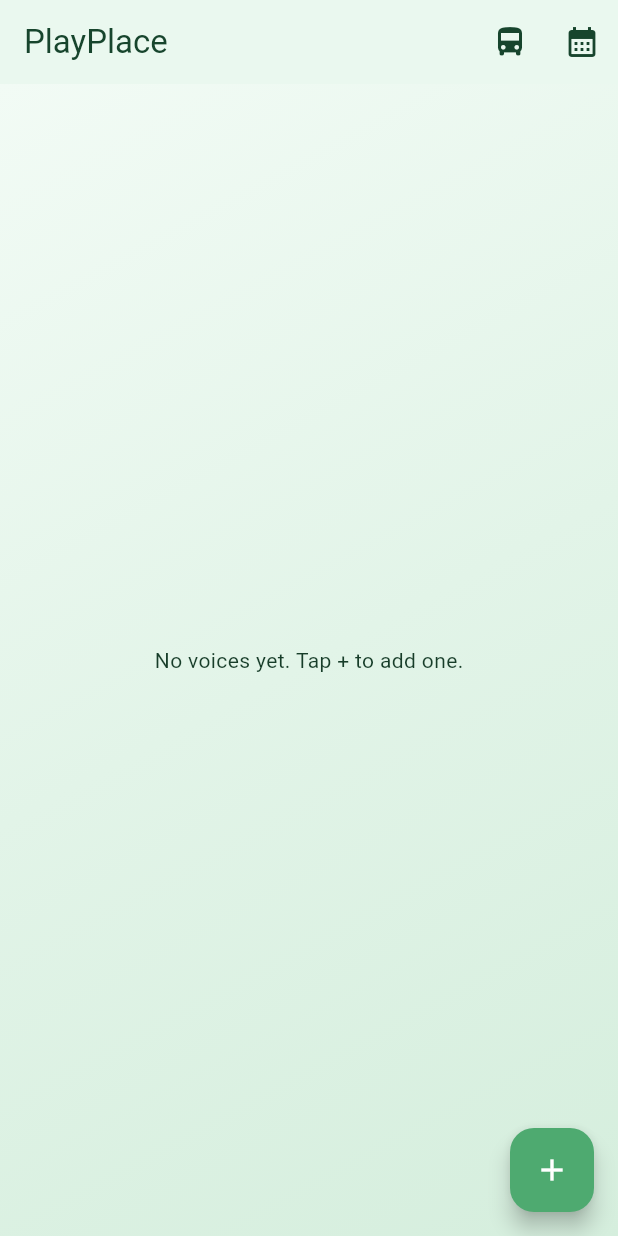
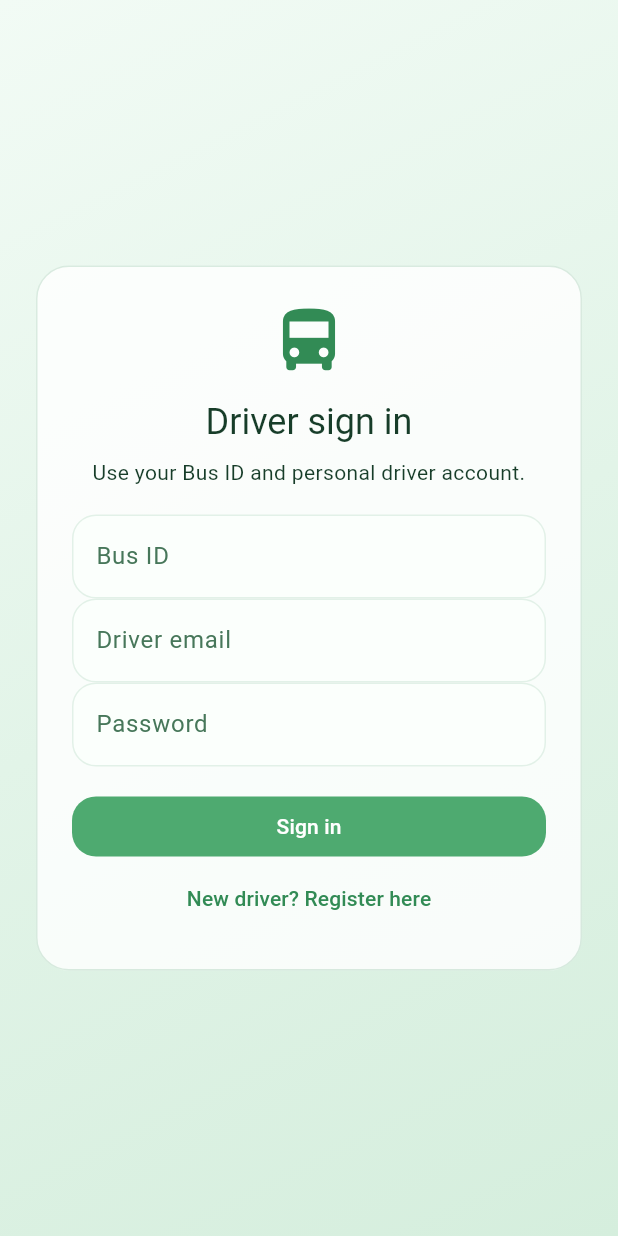
Before and after one commit to coder12e4/playplace, a Flutter app: the screen it shows after launch, on a phone screen of 412 x 824 dp. Run offline on Flutter 3.47's test engine with Material 3 defaults, Android fonts, the phone set to English and light mode, and no system bars; our stand-ins replace audioplayers, cloud_firestore, firebase_auth, firebase_core, firebase_storage, flutter_map and 5 more; missing offline and left inert: record; accounts and stored records are empty.

Commit message:
Add approved driver accounts and shared bus routes

```diff
--- /dev/null
+++ b/lib/driver_auth_gate.dart
@@ -0,0 +1,99 @@
+import 'package:cloud_firestore/cloud_firestore.dart';
+import 'package:firebase_auth/firebase_auth.dart';
+import 'package:flutter/material.dart';
+import 'main.dart';
+
+class DriverAuthGate extends StatelessWidget {
+  const DriverAuthGate({super.key});
+  @override
+  Widget build(BuildContext context) => StreamBuilder<User?>(
+    stream: FirebaseAuth.instance.authStateChanges(),
+    builder: (context, auth) {
+      if (auth.connectionState == ConnectionState.waiting) return const Scaffold(body: Center(child: CircularProgressIndicator()));
+      final user = auth.data;
+      if (user == null) return const DriverSignInPage();
+      return StreamBuilder<DocumentSnapshot<Map<String, dynamic>>>(
+        stream: FirebaseFirestore.instance.collection('driverProfiles').doc(user.uid).snapshots(),
+        builder: (context, profile) {
+          if (profile.connectionState == ConnectionState.waiting) return const Scaffold(body: Center(child: CircularProgressIndicator()));
+          final data = profile.data?.data();
+          if (data == null || data['status'] != 'approved') return _ApprovalPendingPage(status: data?['status']?.toString() ?? 'pending');
+          return const Home();
+        });
+    });
+}
+
+class DriverSignInPage extends StatefulWidget {
+  const DriverSignInPage({super.key});
+  @override State<DriverSignInPage> createState() => _DriverSignInPageState();
+}
+class _DriverSignInPageState extends State<DriverSignInPage> {
+  final bus = TextEditingController(), name = TextEditingController(), email = TextEditingController(), password = TextEditingController();
+  bool register = false, busy = false;
+  String? error;
+  @override void dispose() { bus.dispose(); name.dispose(); email.dispose(); password.dispose(); super.dispose(); }
+
+  Future<void> submit() async {
+    final busNumber = bus.text.trim(), mail = email.text.trim().toLowerCase(), pass = password.text;
+    if (busNumber.isEmpty || mail.isEmpty || pass.length < 6 || (register && name.text.trim().isEmpty)) {
+      setState(() => error = 'Enter Bus ID, email, password (at least 6 characters), and name when registering.');
+      return;
+    }
+    setState(() { busy = true; error = null; });
+    try {
+      final buses = await FirebaseFirestore.instance.collection('buses').where('busNumber', isEqualTo: busNumber).where('active', isEqualTo: true).limit(1).get();
+      if (buses.docs.isEmpty) throw Exception('Active Bus ID not found. Check with your admin.');
+      final busDoc = buses.docs.first;
+      if (register) {
+        final credential = await FirebaseAuth.instance.createUserWithEmailAndPassword(email: mail, password: pass);
+        await FirebaseFirestore.instance.collection('driverProfiles').doc(credential.user!.uid).set({
+          'name': name.text.trim(), 'email': mail, 'busNumber': busNumber, 'busId': busDoc.id,
+          'status': 'pending', 'createdAt': FieldValue.serverTimestamp(),
+        });
+      } else {
+        final credential = await FirebaseAuth.instance.signInWithEmailAndPassword(email: mail, password: pass);
+        final profile = await FirebaseFirestore.instance.collection('driverProfiles').doc(credential.user!.uid).get();
+        if (profile.data()?['busNumber'] != busNumber) {
+          await FirebaseAuth.instance.signOut();
+          throw Exception('This driver account is not assigned to that Bus ID.');
+        }
+      }
+    } on FirebaseAuthException catch (e) { setState(() => error = e.message ?? 'Authentication failed.'); }
+    catch (e) { setState(() => error = e.toString().replaceFirst('Exception: ', '')); }
+    finally { if (mounted) setState(() => busy = false); }
+  }
+
+  @override Widget build(BuildContext context) => Scaffold(
+    body: Container(
+      decoration: const BoxDecoration(gradient: LinearGradient(begin: Alignment.topLeft, end: Alignment.bottomRight, colors: [Color(0xFFF2FBF5), Color(0xFFE2F4E8), Color(0xFFD5EEDD)])),
+      child: Center(child: SingleChildScrollView(child: ConstrainedBox(constraints: const BoxConstraints(maxWidth: 420),
+        child: Card(color: Colors.white.withValues(alpha: .82), margin: const EdgeInsets.all(24),
+          child: Padding(padding: const EdgeInsets.all(24), child: Column(crossAxisAlignment: CrossAxisAlignment.stretch, mainAxisSize: MainAxisSize.min, children: [
+            const Icon(Icons.directions_bus, size: 52, color: Color(0xFF328B55)),
+            const SizedBox(height: 12),
+            Text(register ? 'Driver registration' : 'Driver sign in', textAlign: TextAlign.center, style: Theme.of(context).textTheme.headlineSmall),
+            const SizedBox(height: 8), const Text('Use your Bus ID and personal driver account.', textAlign: TextAlign.center),
+            const SizedBox(height: 18), TextField(controller: bus, decoration: const InputDecoration(labelText: 'Bus ID')),
+            if (register) TextField(controller: name, decoration: const InputDecoration(labelText: 'Full name')),
+            TextField(controller: email, keyboardType: TextInputType.emailAddress, decoration: const InputDecoration(labelText: 'Driver email')),
+            TextField(controller: password, obscureText: true, decoration: const InputDecoration(labelText: 'Password')),
+            if (error != null) Padding(padding: const EdgeInsets.only(top: 10), child: Text(error!, style: const TextStyle(color: Colors.red))),
+            const SizedBox(height: 16), FilledButton(onPressed: busy ? null : submit, child: Text(busy ? 'Please wait…' : register ? 'Register for admin approval' : 'Sign in')),
+            TextButton(onPressed: busy ? null : () => setState(() { register = !register; error = null; }), child: Text(register ? 'Already registered? Sign in' : 'New driver? Register here')),
+          ])),
+        ))),
+      ),
+    ),
+  );
+}
+
+class _ApprovalPendingPage extends StatelessWidget {
+  const _ApprovalPendingPage({required this.status});
+  final String status;
+  @override Widget build(BuildContext context) => Scaffold(body: Center(child: Padding(padding: const EdgeInsets.all(28), child: Column(mainAxisSize: MainAxisSize.min, children: [
+    const Icon(Icons.hourglass_top_rounded, size: 56, color: Color(0xFF328B55)),
+    const SizedBox(height: 14), Text(status == 'rejected' ? 'Registration not approved' : 'Waiting for admin approval', style: Theme.of(context).textTheme.titleLarge),
+    const SizedBox(height: 8), const Text('Your account can access shared bus routes after an administrator approves your request.', textAlign: TextAlign.center),
+    const SizedBox(height: 18), OutlinedButton(onPressed: () => FirebaseAuth.instance.signOut(), child: const Text('Sign out')),
+  ]))));
+}
--- a/lib/main.dart
+++ b/lib/main.dart
@@ -48,6 +48,7 @@ import 'package:flutter_riverpod/flutter_riverpod.dart';
 import 'bus_routes_page.dart';
 import 'driver_calendar_page.dart';
 import 'admin/admin_gate.dart';
+import 'driver_auth_gate.dart';
 import 'package:firebase_core/firebase_core.dart';
 import 'firebase_options.dart';
 
@@ -134,7 +135,7 @@ class PlayPlaceApp extends StatelessWidget {
           foregroundColor: Colors.white,
         ),
       ),
-      home: kIsWeb ? const AdminGate() : const SplashScreen(),
+      home: kIsWeb ? const AdminGate() : const DriverAuthGate(),
     );
   }
 }
--- a/pubspec.yaml
+++ b/pubspec.yaml
@@ -45,6 +45,7 @@ dependencies:
   firebase_core: ^5.2.0
   firebase_auth: ^7.1.0
   cloud_firestore: ^7.2.0
+  firebase_storage: ^13.0.0
 
 dev_dependencies:
   flutter_test:
```
Also changed, not shown: lib/admin/admin_dashboard_page.dart (+23 -0 lines), lib/bus_routes_page.dart (+66 -60 lines), 3 other files.
